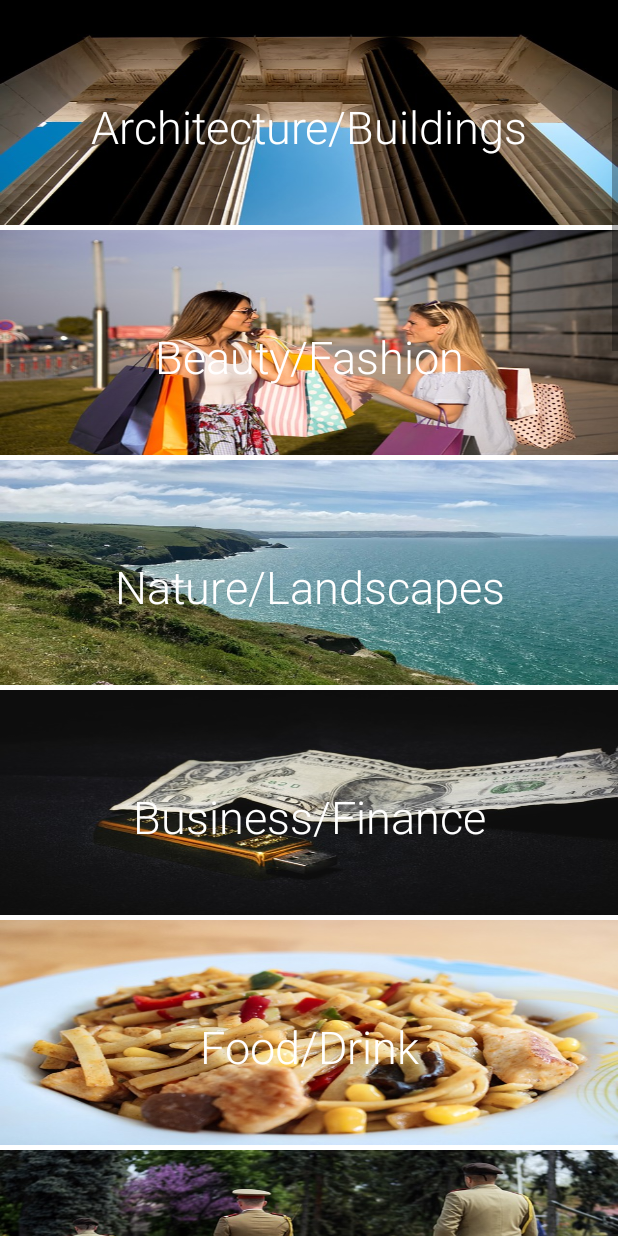
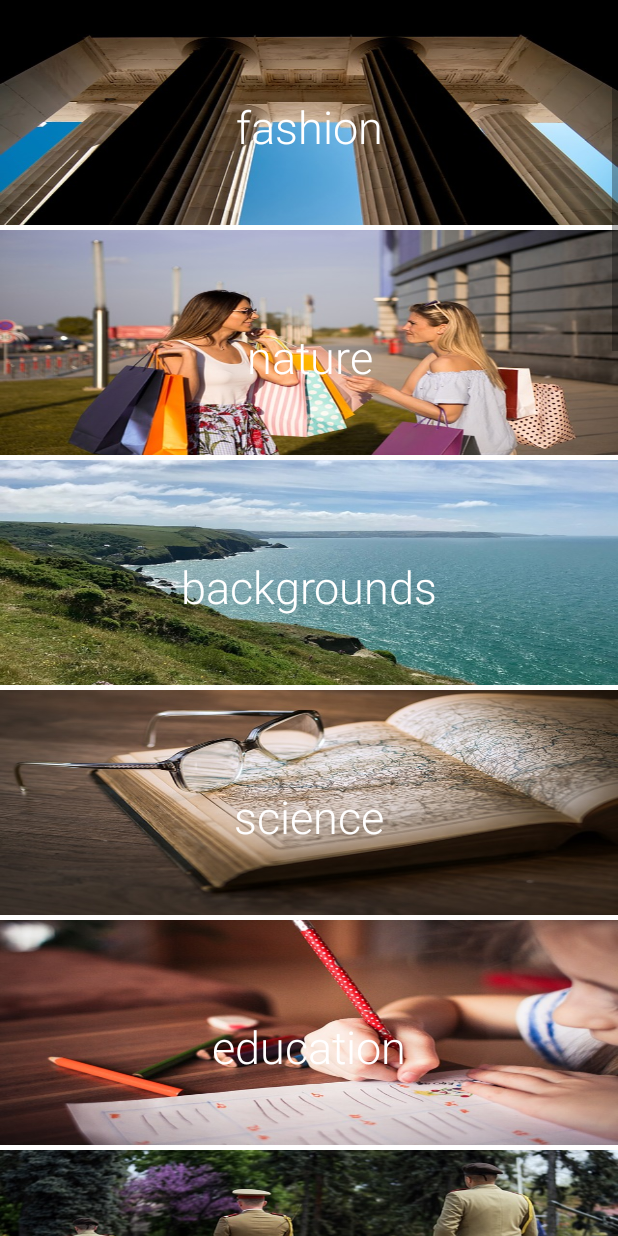
Before and after one commit to DongJunK/CTFrame, an Android app: the fragment Frag2 shown on its own in the app's theme, on a phone screen of 412 x 824 dp. Run offline under Robolectric (Android 15) with nearby library versions, the phone set to English and light mode, and no system bars.

Commit message:
[taehyeon] 픽사베이 카테고리별 사진 불러오기 완성

```diff
--- a/CTFrame/app/src/main/java/com/example/adefault/Frag2.java
+++ b/CTFrame/app/src/main/java/com/example/adefault/Frag2.java
@@ -1,8 +1,10 @@
 package com.example.adefault;
 
+import android.content.Intent;
 import android.os.Bundle;
 import android.support.annotation.Nullable;
 import android.support.v4.app.Fragment;
+import android.util.Log;
 import android.view.LayoutInflater;
 import android.view.View;
 import android.view.ViewGroup;
@@ -15,7 +17,7 @@ import java.util.ArrayList;
 
 public class Frag2 extends Fragment {
     GridView gridView;
-
+    Intent intent;
     public static Frag2 newInstance() {
         Frag2 fragment = new Frag2();
         return fragment;
@@ -33,42 +35,24 @@ public class Frag2 extends Fragment {
         View view = inflater.inflate(R.layout.fragment_frag2, container, false);
         // Create an ArrayList of Category objects
         final ArrayList<Category> categories = new ArrayList<Category>();
-        categories.add(new Category(getString(R.string.Architecture), R.drawable.architecture));
-
-        categories.add(new Category(getString(R.string.BeautyFashion), R.drawable.beauty_fashion));
-
-        categories.add(new Category(getString(R.string.Nature_Landscapes), R.drawable.nature_landscapes));
-
-        categories.add(new Category(getString(R.string.BusinessFinance), R.drawable.business_finance));
-
-        categories.add(new Category(getString(R.string.FoodDrink), R.drawable.food_drink));
-
+        categories.add(new Category(getString(R.string.fashion), R.drawable.architecture));
+        categories.add(new Category(getString(R.string.nature), R.drawable.beauty_fashion));
+        categories.add(new Category(getString(R.string.backgrounds), R.drawable.nature_landscapes));
+        categories.add(new Category(getString(R.string.science), R.drawable.scinec));
+        categories.add(new Category(getString(R.string.education), R.drawable.euducation));
         categories.add(new Category(getString(R.string.People), R.drawable.people));
-
-        categories.add(new Category(getString(R.string.Science), R.drawable.scinec));
-
-        categories.add(new Category(getString(R.string.Education), R.drawable.euducation));
-
         categories.add(new Category(getString(R.string.Feelings), R.drawable.feelings));
-
         categories.add(new Category(getString(R.string.Religion), R.drawable.religion));
-
         categories.add(new Category(getString(R.string.Health), R.drawable.health));
-
+        categories.add(new Category(getString(R.string.Places), R.drawable.places));
         categories.add(new Category(getString(R.string.Animals), R.drawable.animals));
-
-        categories.add(new Category(getString(R.string.Places), R.drawable.places));
-
         categories.add(new Category(getString(R.string.Industry), R.drawable.industry));
-
         categories.add(new Category(getString(R.string.Food), R.drawable.food));
-
         categories.add(new Category(getString(R.string.Computer), R.drawable.computer));
-
+        categories.add(new Category(getString(R.string.sports), R.drawable.sports));
         categories.add(new Category(getString(R.string.Transportation), R.drawable.transportation));
-
         categories.add(new Category(getString(R.string.Travel), R.drawable.travel));
-
+        categories.add(new Category(getString(R.string.buildings), R.drawable.travel));
         categories.add(new Category(getString(R.string.Music), R.drawable.music));
 
         CategoryAdapter categoryAdapter = new CategoryAdapter(getActivity(), categories);
@@ -82,7 +66,69 @@ public class Frag2 extends Fragment {
             @Override
             public void onItemClick(AdapterView<?> parent, View view, int position, long l) {
                // if (listView[position]==1):
-               // Intent i = new Intent();
+                Object object = categories.get(position).getCategoryName();
+                String val = String.valueOf(object);
+
+                Log.i("check", val);
+                intent = new Intent(getActivity(), Activity_Pixabay_Category.class);
+                intent.putExtra("category", val);
+                startActivity(intent);
+
+                /*
+
+                if(listView.getAdapter().getItem(position) == "Fashion"){
+
+                }else if(listView.getAdapter().getItem(position) == "Nature"){
+                    intent = new Intent(getActivity(), Activity_Pixabay_Category.class);
+                    intent.putExtra("category", "nature");
+                    startActivity(intent);
+                }else if(listView.getAdapter().getItem(position) == "Backgrounds"){
+                    intent = new Intent(getActivity(), Activity_Pixabay_Category.class);
+                    intent.putExtra("category", "backgrounds");
+                    startActivity(intent);
+                }else if(listView.getAdapter().getItem(position) == "Science"){
+                    intent = new Intent(getActivity(), Activity_Pixabay_Category.class);
+                    intent.putExtra("category", "science");
+                    startActivity(intent);
+                }else if(listView.getAdapter().getItem(position) == "Education"){
+                    intent = new Intent(getActivity(), Activity_Pixabay_Category.class);
+                    intent.putExtra("category", "education");
+                    startActivity(intent);
+                }else if(listView.getAdapter().getItem(position) == "People"){
+                    intent = new Intent(getActivity(), Activity_Pixabay_Category.class);
+                    intent.putExtra("category", "people");
+                    startActivity(intent);
+                }else if(listView.getAdapter().getItem(position) == "Feelings"){
+                    intent = new Intent(getActivity(), Activity_Pixabay_Category.class);
+                    intent.putExtra("category", "feelings");
+                    startActivity(intent);
+                }else if(listView.getAdapter().getItem(position) == "Religion"){
+                    intent = new Intent(getActivity(), Activity_Pixabay_Category.class);
+                    intent.putExtra("category", "religion");
+                    startActivity(intent);
+                }else if(listView.getAdapter().getItem(position) == "Health"){
+                    intent = new Intent(getActivity(), Activity_Pixabay_Category.class);
+                    intent.putExtra("category", "health");
+                    startActivity(intent);
+                }else if(listView.getAdapter().getItem(position) == "Places"){
+                    intent = new Intent(getActivity(), Activity_Pixabay_Category.class);
+                    intent.putExtra("category", "places");
+                    startActivity(intent);
+                }else if(listView.getAdapter().getItem(position) == "Animals"){
+                    intent = new Intent(getActivity(), Activity_Pixabay_Category.class);
+                    intent.putExtra("category", "animals");
+                    startActivity(intent);
+                }else if(listView.getAdapter().getItem(position) == "Industry"){
+                    intent = new Intent(getActivity(), Activity_Pixabay_Category.class);
+                    intent.putExtra("category", "industry");
+                    startActivity(intent);
+                }else if(listView.getAdapter().getItem(position) == "nature"){
+                    intent = new Intent(getActivity(), Activity_Pixabay_Category.class);
+                    intent.putExtra("category", "fashion");
+                    startActivity(intent);
+                }
+                */
+
             }
         });
         return view;
--- a/CTFrame/app/src/main/res/values/strings.xml
+++ b/CTFrame/app/src/main/res/values/strings.xml
@@ -26,61 +26,64 @@
     <!-- Category name for places [CHAR LIMIT=20] -->
     <string name="category_places">Places</string>
 
-    <!-- Category name for food [CHAR LIMIT=20] -->
-    <string name="category_food">Food</string>
 
     <!-- Category name for nature [CHAR LIMIT=20] -->
     <string name="category_nature">Nature</string>
 
     <!-- Category name for weather -->
-    <string name="Architecture">Architecture/Buildings</string>
+    <string name="fashion">fashion</string>
 
     <!-- Category name for when to come -->
-    <string name="BeautyFashion">Beauty/Fashion</string>
+    <string name="nature">nature</string>
 
     <!-- Category name for dress code -->
-    <string name="BusinessFinance">Business/Finance</string>
-
-    <!-- Category name for ramadan -->
-    <string name="FoodDrink">Food/Drink</string>
+    <string name="sports">sports</string>
 
     <!-- Category name for alcohol -->
-    <string name="People">People</string>
+    <string name="People">people</string>
 
     <!-- Category name for prices -->
-    <string name="Nature_Landscapes">Nature/Landscapes</string>
+    <string name="backgrounds">backgrounds</string>
 
-    <string name="Backgrounds">Backgrounds</string>
+    <string name="Backgrounds">backgrounds</string>
 
-    <string name="Science">Science</string>
+    <string name="Science">science</string>
 
-    <string name="Education">Education</string>
+    <string name="Education">education</string>
 
-    <string name="Feelings">Feelings</string>
+    <string name="Feelings">feelings</string>
 
-    <string name="Religion">Religion</string>
+    <string name="Religion">religion</string>
 
-    <string name="Health">Health</string>
+    <string name="Health">health</string>
 
-    <string name="Places">Places</string>
+    <string name="Places">places</string>
 
-    <string name="Animals">Places</string>
+    <string name="Animals">places</string>
 
-    <string name="Industry">Industry</string>
+    <string name="Industry">industry</string>
 
-    <string name="Food">Food</string>
+    <string name="Food">food</string>
 
-    <string name="Computer">Computer</string>
+    <string name="science">science</string>
 
-    <string name="Sports">Sports</string>
+    <string name="education">education</string>
 
-    <string name="Transportation">Transportation</string>
+    <string name="business">business</string>
 
-    <string name="Travel">Travel</string>
+    <string name="buildings">buildings</string>
 
-    <string name="Buildings">Buildings</string>
+    <string name="Computer">computer</string>
 
-    <string name="Music">Music</string>
+    <string name="Sports">sports</string>
+
+    <string name="Transportation">transportation</string>
+
+    <string name="Travel">travel</string>
+
+    <string name="Buildings">buildings</string>
+
+    <string name="Music">music</string>
 
     <!-- TODO DELETE ME -->
     <string name="checkin">Checkin</string>
```
Also changed, not shown: CTFrame/app/src/main/AndroidManifest.xml (+22 -21 lines), CTFrame/app/src/main/java/com/example/adefault/Activity_Pixabay_Category.java (added, +243 -0 lines), CTFrame/app/src/main/res/layout/activity_pixabay_category.xml (added, +17 -0 lines).
